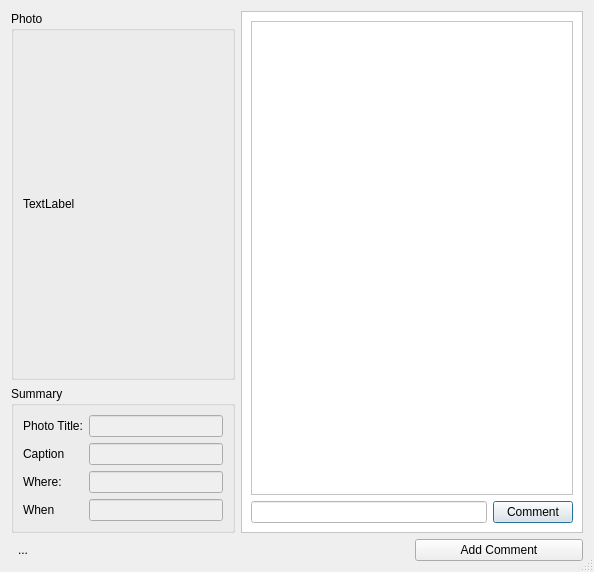
Above: retroshare-gui/src/gui/PhotoShare/PhotoDialog.ui from RetroShare/RetroShare before the change. Below: the same form after it.
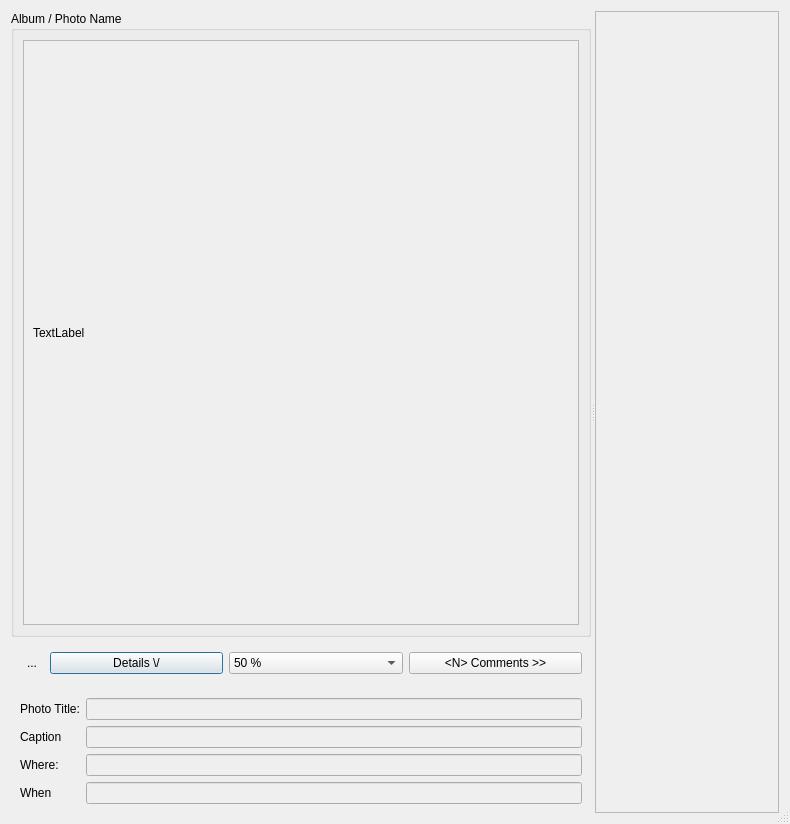
That is the form after the change. Icons and pictures are not drawn.

Commit message:
Switch PhotoService to use GxsComments
WIP improvements to PhotoService:
 - switch p3photoservice to use gxcommentservice
 - clean out old RsPhotoComment classes
 - redesign PhotoDialog to use standard GxsCommentService classes
 - remove unneeded old Comment classes from GUI
 - fix indenting for PhotoDialog and p3photoservice.h
 - fix layout issue in Extra Widgets for GxsGroupDialog

Diff of the .ui file:
```diff
--- a/retroshare-gui/src/gui/PhotoShare/PhotoDialog.ui
+++ b/retroshare-gui/src/gui/PhotoShare/PhotoDialog.ui
@@ -6,8 +6,8 @@
    <rect>
     <x>0</x>
     <y>0</y>
-    <width>594</width>
-    <height>572</height>
+    <width>790</width>
+    <height>824</height>
    </rect>
   </property>
   <property name="windowTitle">
@@ -16,8 +16,15 @@
   <property name="sizeGripEnabled">
    <bool>true</bool>
   </property>
-  <layout class="QGridLayout" name="gridLayout_2">
-   <item row="0" column="0" colspan="2">
+  <layout class="QVBoxLayout" name="verticalLayout_3">
+   <item>
+    <widget class="QSplitter" name="splitter">
+     <property name="orientation">
+      <enum>Qt::Horizontal</enum>
+     </property>
+     <widget class="QWidget" name="widget" native="true">
+      <layout class="QVBoxLayout" name="verticalLayout_2">
+       <item>
     <widget class="QGroupBox" name="albumGroup">
      <property name="sizePolicy">
       <sizepolicy hsizetype="Expanding" vsizetype="Expanding">
@@ -26,125 +33,15 @@
       </sizepolicy>
      </property>
      <property name="title">
-      <string>Photo</string>
-     </property>
-     <layout class="QVBoxLayout" name="verticalLayout_2">
+          <string>Album / Photo Name</string>
+         </property>
+         <layout class="QVBoxLayout" name="verticalLayout">
       <item>
-       <widget class="QLabel" name="label_Photo">
-        <property name="sizePolicy">
-         <sizepolicy hsizetype="Preferred" vsizetype="Preferred">
-          <horstretch>0</horstretch>
-          <verstretch>0</verstretch>
-         </sizepolicy>
-        </property>
-        <property name="minimumSize">
-         <size>
-          <width>200</width>
-          <height>300</height>
-         </size>
-        </property>
-        <property name="text">
-         <string>TextLabel</string>
-        </property>
-       </widget>
-      </item>
-     </layout>
-    </widget>
-   </item>
-   <item row="0" column="2" rowspan="2" colspan="2">
-    <widget class="QFrame" name="frame">
-     <property name="sizePolicy">
-      <sizepolicy hsizetype="Expanding" vsizetype="Expanding">
-       <horstretch>0</horstretch>
-       <verstretch>0</verstretch>
-      </sizepolicy>
-     </property>
-     <property name="palette">
-      <palette>
-       <active>
-        <colorrole role="Base">
-         <brush brushstyle="SolidPattern">
-          <color alpha="255">
-           <red>255</red>
-           <green>255</green>
-           <blue>255</blue>
-          </color>
-         </brush>
-        </colorrole>
-        <colorrole role="Window">
-         <brush brushstyle="SolidPattern">
-          <color alpha="255">
-           <red>255</red>
-           <green>255</green>
-           <blue>255</blue>
-          </color>
-         </brush>
-        </colorrole>
-       </active>
-       <inactive>
-        <colorrole role="Base">
-         <brush brushstyle="SolidPattern">
-          <color alpha="255">
-           <red>255</red>
-           <green>255</green>
-           <blue>255</blue>
-          </color>
-         </brush>
-        </colorrole>
-        <colorrole role="Window">
-         <brush brushstyle="SolidPattern">
-          <color alpha="255">
-           <red>255</red>
-           <green>255</green>
-           <blue>255</blue>
-          </color>
-         </brush>
-        </colorrole>
-       </inactive>
-       <disabled>
-        <colorrole role="Base">
-         <brush brushstyle="SolidPattern">
-          <color alpha="255">
-           <red>255</red>
-           <green>255</green>
-           <blue>255</blue>
-          </color>
-         </brush>
-        </colorrole>
-        <colorrole role="Window">
-         <brush brushstyle="SolidPattern">
-          <color alpha="255">
-           <red>255</red>
-           <green>255</green>
-           <blue>255</blue>
-          </color>
-         </brush>
-        </colorrole>
-       </disabled>
-      </palette>
-     </property>
-     <property name="autoFillBackground">
-      <bool>true</bool>
-     </property>
-     <property name="frameShape">
-      <enum>QFrame::StyledPanel</enum>
-     </property>
-     <property name="frameShadow">
-      <enum>QFrame::Raised</enum>
-     </property>
-     <layout class="QGridLayout" name="gridLayout">
-      <item row="0" column="0" colspan="2">
        <widget class="QScrollArea" name="scrollArea">
-        <property name="sizePolicy">
-         <sizepolicy hsizetype="Expanding" vsizetype="Expanding">
-          <horstretch>0</horstretch>
-          <verstretch>0</verstretch>
-         </sizepolicy>
-        </property>
         <property name="minimumSize">
          <size>
-          <width>300</width>
-          <height>0</height>
+              <width>100</width>
+              <height>100</height>
          </size>
         </property>
         <property name="widgetResizable">
@@ -155,45 +52,99 @@
           <rect>
            <x>0</x>
            <y>0</y>
-           <width>328</width>
-           <height>20</height>
-          </rect>
-         </property>
+               <width>558</width>
+               <height>551</height>
+              </rect>
+             </property>
+             <layout class="QHBoxLayout" name="horizontalLayout_2">
+              <item>
+               <widget class="QLabel" name="label_Photo">
          <property name="sizePolicy">
-          <sizepolicy hsizetype="Preferred" vsizetype="Fixed">
+                 <sizepolicy hsizetype="Expanding" vsizetype="Expanding">
            <horstretch>0</horstretch>
            <verstretch>0</verstretch>
           </sizepolicy>
          </property>
-         <layout class="QVBoxLayout" name="verticalLayout_3">
-          <item>
-           <layout class="QVBoxLayout" name="verticalLayout">
-            <property name="spacing">
-             <number>1</number>
-            </property>
-           </layout>
+                <property name="minimumSize">
+                 <size>
+                  <width>200</width>
+                  <height>300</height>
+                 </size>
+                </property>
+                <property name="text">
+                 <string>TextLabel</string>
+                </property>
+               </widget>
+              </item>
+             </layout>
+            </widget>
+           </widget>
           </item>
          </layout>
         </widget>
-       </widget>
-      </item>
-      <item row="1" column="0">
-       <widget class="QLineEdit" name="lineEdit"/>
-      </item>
-      <item row="1" column="1">
-       <widget class="QPushButton" name="pushButton_AddComment">
+       </item>
+       <item>
+        <widget class="QWidget" name="widget_2" native="true">
+         <layout class="QHBoxLayout" name="horizontalLayout">
+          <item>
+           <widget class="QToolButton" name="fullscreenButton">
+            <property name="text">
+             <string>...</string>
+            </property>
+            <property name="icon">
+             <iconset resource="../images.qrc">
+              <normaloff>:/images/window_fullscreen.png</normaloff>:/images/window_fullscreen.png</iconset>
+            </property>
+            <property name="autoRaise">
+             <bool>true</bool>
+            </property>
+           </widget>
+          </item>
+          <item>
+           <widget class="QPushButton" name="detailsButton">
+            <property name="text">
+             <string>Details \/</string>
+            </property>
+           </widget>
+          </item>
+          <item>
+           <widget class="QComboBox" name="comboBox">
+            <item>
         <property name="text">
-         <string>Comment</string>
-        </property>
-       </widget>
-      </item>
+              <string>50 %</string>
+             </property>
+            </item>
+            <item>
+             <property name="text">
+              <string>75 %</string>
+             </property>
+            </item>
+            <item>
+             <property name="text">
+              <string>100 %</string>
+             </property>
+            </item>
+            <item>
+             <property name="text">
+              <string>200 %</string>
+             </property>
+            </item>
+           </widget>
+          </item>
+          <item>
+           <widget class="QPushButton" name="commentsButton">
+            <property name="text">
+             <string>&lt;N&gt; Comments &gt;&gt;</string>
+            </property>
+           </widget>
+          </item>
      </layout>
     </widget>
    </item>
-   <item row="1" column="0" colspan="2">
-    <widget class="QGroupBox" name="groupBox_2">
+       <item>
+        <widget class="QFrame" name="frame_details">
      <property name="sizePolicy">
-      <sizepolicy hsizetype="Expanding" vsizetype="Expanding">
+          <sizepolicy hsizetype="Expanding" vsizetype="Minimum">
        <horstretch>0</horstretch>
        <verstretch>0</verstretch>
       </sizepolicy>
@@ -204,9 +155,6 @@
        <height>0</height>
       </size>
      </property>
-     <property name="title">
-      <string>Summary</string>
-     </property>
      <layout class="QGridLayout" name="gridLayout_3">
       <item row="0" column="1">
        <widget class="QLineEdit" name="lineEdit_Title">
@@ -291,38 +239,16 @@
      </layout>
     </widget>
    </item>
-   <item row="2" column="0">
-    <widget class="QToolButton" name="fullscreenButton">
-     <property name="text">
-      <string>...</string>
-     </property>
-     <property name="icon">
-      <iconset resource="../images.qrc">
-       <normaloff>:/images/window_fullscreen.png</normaloff>:/images/window_fullscreen.png</iconset>
-     </property>
-     <property name="autoRaise">
-      <bool>true</bool>
-     </property>
-    </widget>
-   </item>
-   <item row="2" column="1" colspan="2">
-    <spacer name="horizontalSpacer">
-     <property name="orientation">
-      <enum>Qt::Horizontal</enum>
-     </property>
-     <property name="sizeHint" stdset="0">
-      <size>
-       <width>238</width>
-       <height>20</height>
-      </size>
-     </property>
-    </spacer>
-   </item>
-   <item row="2" column="3">
-    <widget class="QPushButton" name="pushButton_AddCommentDlg">
-     <property name="text">
-      <string>Add Comment</string>
-     </property>
+      </layout>
+     </widget>
+     <widget class="QFrame" name="frame_comments">
+      <property name="frameShape">
+       <enum>QFrame::StyledPanel</enum>
+      </property>
+      <property name="frameShadow">
+       <enum>QFrame::Raised</enum>
+      </property>
+     </widget>
     </widget>
    </item>
   </layout>
```
Lines whose indentation alone changed are shown as unchanged. The commit also changes 15 other files.
